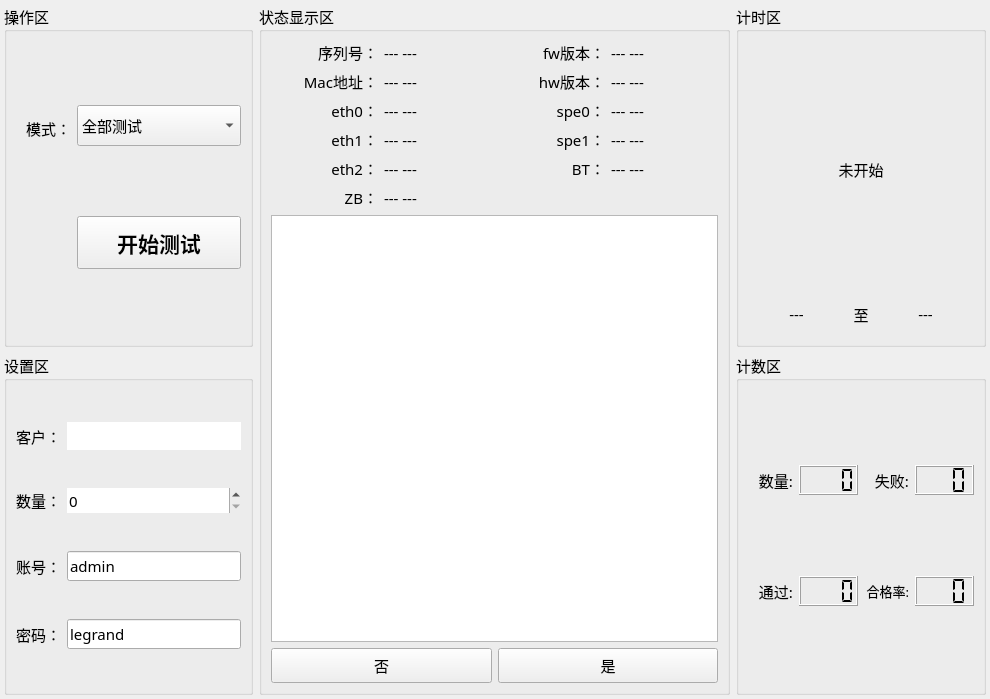
Qt form MVP-Tool/MainPage/home_workwid.ui (ChinaClever/MVP-Tool) before a commit.
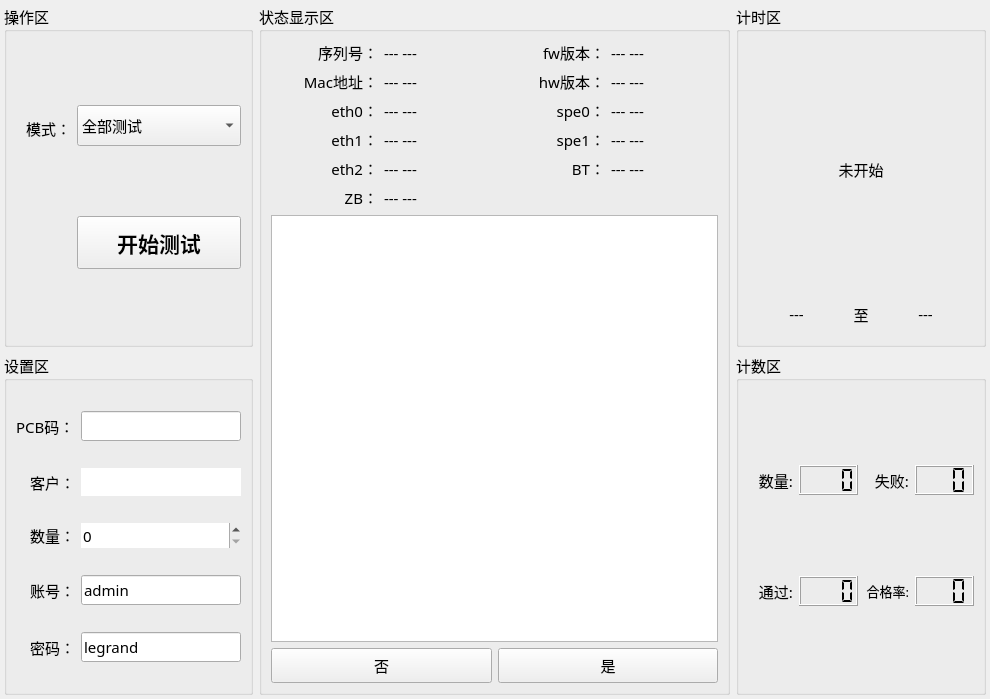
The same form after that commit.

```diff
--- a/MVP-Tool/MainPage/home_workwid.ui
+++ b/MVP-Tool/MainPage/home_workwid.ui
@@ -231,42 +231,17 @@
         <string>设置区</string>
        </property>
        <layout class="QGridLayout" name="gridLayout_5">
-        <item row="0" column="0">
-         <widget class="QLabel" name="label_35">
-          <property name="minimumSize">
-           <size>
-            <width>0</width>
-            <height>20</height>
-           </size>
-          </property>
-          <property name="maximumSize">
-           <size>
-            <width>80</width>
-            <height>30</height>
-           </size>
-          </property>
+        <item row="0" column="2">
+         <widget class="QLineEdit" name="pcbCode"/>
+        </item>
+        <item row="3" column="2">
+         <widget class="QLineEdit" name="userEdit_2">
           <property name="text">
-           <string>客户：</string>
+           <string>admin</string>
           </property>
-          <property name="alignment">
-           <set>Qt::AlignRight|Qt::AlignTrailing|Qt::AlignVCenter</set>
-          </property>
          </widget>
         </item>
-        <item row="0" column="1">
-         <widget class="QLineEdit" name="userEdit">
-          <property name="frame">
-           <bool>false</bool>
-          </property>
-          <property name="cursorMoveStyle">
-           <enum>Qt::LogicalMoveStyle</enum>
-          </property>
-          <property name="clearButtonEnabled">
-           <bool>false</bool>
-          </property>
-         </widget>
-        </item>
-        <item row="1" column="0">
+        <item row="2" column="0">
          <widget class="QLabel" name="label_38">
           <property name="minimumSize">
            <size>
@@ -291,7 +266,20 @@
           </property>
          </widget>
         </item>
-        <item row="1" column="1">
+        <item row="1" column="2">
+         <widget class="QLineEdit" name="userEdit">
+          <property name="frame">
+           <bool>false</bool>
+          </property>
+          <property name="cursorMoveStyle">
+           <enum>Qt::LogicalMoveStyle</enum>
+          </property>
+          <property name="clearButtonEnabled">
+           <bool>false</bool>
+          </property>
+         </widget>
+        </item>
+        <item row="2" column="2">
          <widget class="QSpinBox" name="cntSpin">
           <property name="minimumSize">
            <size>
@@ -319,7 +307,14 @@
           </property>
          </widget>
         </item>
-        <item row="2" column="0">
+        <item row="4" column="2">
+         <widget class="QLineEdit" name="pwdEdit">
+          <property name="text">
+           <string>legrand</string>
+          </property>
+         </widget>
+        </item>
+        <item row="3" column="0">
          <widget class="QLabel" name="label">
           <property name="minimumSize">
            <size>
@@ -335,14 +330,7 @@
           </property>
          </widget>
         </item>
-        <item row="2" column="1">
-         <widget class="QLineEdit" name="userEdit_2">
-          <property name="text">
-           <string>admin</string>
-          </property>
-         </widget>
-        </item>
-        <item row="3" column="0">
+        <item row="4" column="0">
          <widget class="QLabel" name="label_2">
           <property name="minimumSize">
            <size>
@@ -358,10 +346,32 @@
           </property>
          </widget>
         </item>
-        <item row="3" column="1">
-         <widget class="QLineEdit" name="pwdEdit">
+        <item row="1" column="0">
+         <widget class="QLabel" name="label_35">
+          <property name="minimumSize">
+           <size>
+            <width>0</width>
+            <height>20</height>
+           </size>
+          </property>
+          <property name="maximumSize">
+           <size>
+            <width>80</width>
+            <height>30</height>
+           </size>
+          </property>
           <property name="text">
-           <string>legrand</string>
+           <string>客户：</string>
+          </property>
+          <property name="alignment">
+           <set>Qt::AlignRight|Qt::AlignTrailing|Qt::AlignVCenter</set>
+          </property>
+         </widget>
+        </item>
+        <item row="0" column="0">
+         <widget class="QLabel" name="label_4">
+          <property name="text">
+           <string>PCB码：</string>
           </property>
          </widget>
         </item>
```
